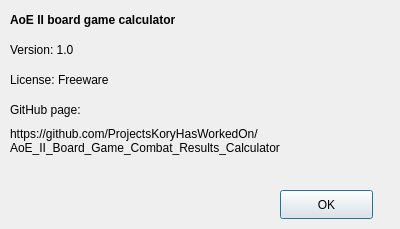
Above: AoE2_Calculator-master/aboutwindow.ui from ProjectsKoryHasWorkedOn/2023-2024_AoE_II_Board_Game_Combat_Results_Calculator_Reworked before the change. Below: the same form after it.
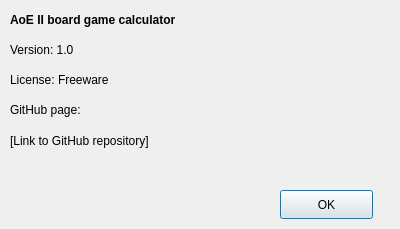
That is the form after the change.

What changed in the file:
```diff
--- a/AoE2_Calculator-master/aboutwindow.ui
+++ b/AoE2_Calculator-master/aboutwindow.ui
@@ -80,7 +80,7 @@
     </rect>
    </property>
    <property name="text">
-    <string>https://github.com/ProjectsKoryHasWorkedOn/AoE_II_Board_Game_Combat_Results_Calculator</string>
+    <string>[Link to GitHub repository]</string>
    </property>
    <property name="wordWrap">
     <bool>true</bool>
```
